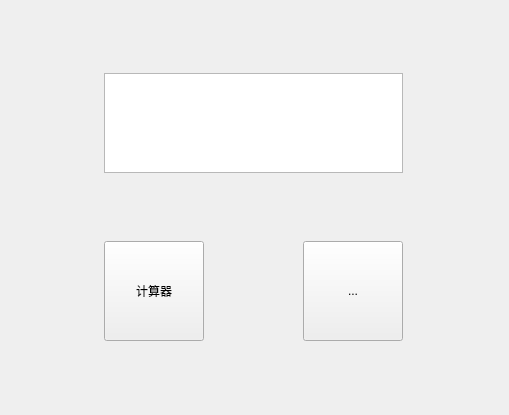
This is Study/usefultools.ui in Gyh-NKU/ourQTHomework as Qt 5 draws it before an edit. The edited form follows.
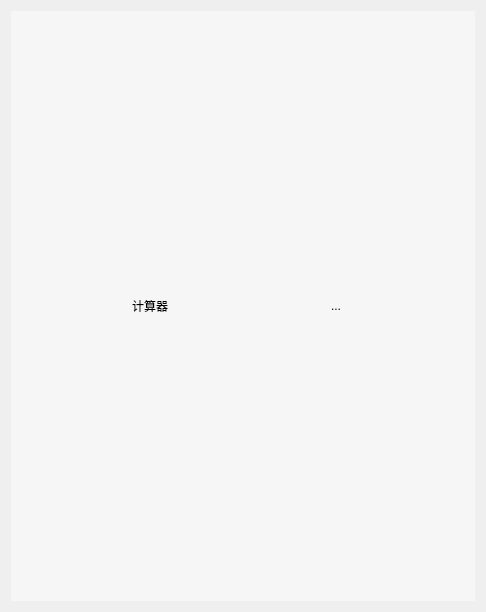
This is the edited form. Icons and pictures are not drawn.

```diff
--- a/Study/usefultools.ui
+++ b/Study/usefultools.ui
@@ -6,8 +6,8 @@
    <rect>
     <x>0</x>
     <y>0</y>
-    <width>509</width>
-    <height>415</height>
+    <width>486</width>
+    <height>612</height>
    </rect>
   </property>
   <property name="maximumSize">
@@ -19,18 +19,14 @@
   <property name="windowTitle">
    <string>Form</string>
   </property>
-  <layout class="QGridLayout" name="gridLayout">
-   <item row="0" column="0" colspan="2">
-    <widget class="QGraphicsView" name="graphicsView">
-     <property name="maximumSize">
-      <size>
-       <width>16777215</width>
-       <height>100</height>
-      </size>
+  <layout class="QHBoxLayout" name="horizontalLayout_2">
+   <item>
+    <widget class="QWidget" name="widget" native="true">
+     <property name="styleSheet">
+      <string notr="true">background-color: rgba(255, 255, 255, 115);</string>
      </property>
-    </widget>
-   </item>
-   <item row="1" column="0">
+     <layout class="QHBoxLayout" name="horizontalLayout">
+      <item>
     <widget class="QToolButton" name="toolButton">
      <property name="minimumSize">
       <size>
@@ -38,12 +34,31 @@
        <height>100</height>
       </size>
      </property>
+        <property name="styleSheet">
+         <string notr="true">background-color: rgba(255, 255, 255, 0);</string>
+        </property>
      <property name="text">
       <string>计算器</string>
      </property>
-    </widget>
-   </item>
-   <item row="1" column="1">
+        <property name="icon">
+         <iconset resource="res.qrc">
+          <normaloff>:/imgs/calc.png</normaloff>:/imgs/calc.png</iconset>
+        </property>
+        <property name="iconSize">
+         <size>
+          <width>100</width>
+          <height>100</height>
+         </size>
+        </property>
+        <property name="toolButtonStyle">
+         <enum>Qt::ToolButtonTextUnderIcon</enum>
+        </property>
+        <property name="autoRaise">
+         <bool>true</bool>
+        </property>
+       </widget>
+      </item>
+      <item>
     <widget class="QToolButton" name="toolButton_2">
      <property name="minimumSize">
       <size>
@@ -51,13 +66,24 @@
        <height>100</height>
       </size>
      </property>
+        <property name="styleSheet">
+         <string notr="true">background-color: rgba(255, 255, 255, 0);</string>
+        </property>
      <property name="text">
       <string>...</string>
      </property>
+        <property name="autoRaise">
+         <bool>true</bool>
+        </property>
     </widget>
    </item>
   </layout>
  </widget>
- <resources/>
+   </item>
+  </layout>
+ </widget>
+ <resources>
+  <include location="res.qrc"/>
+ </resources>
  <connections/>
 </ui>
```
Lines whose indentation alone changed are shown as unchanged.
